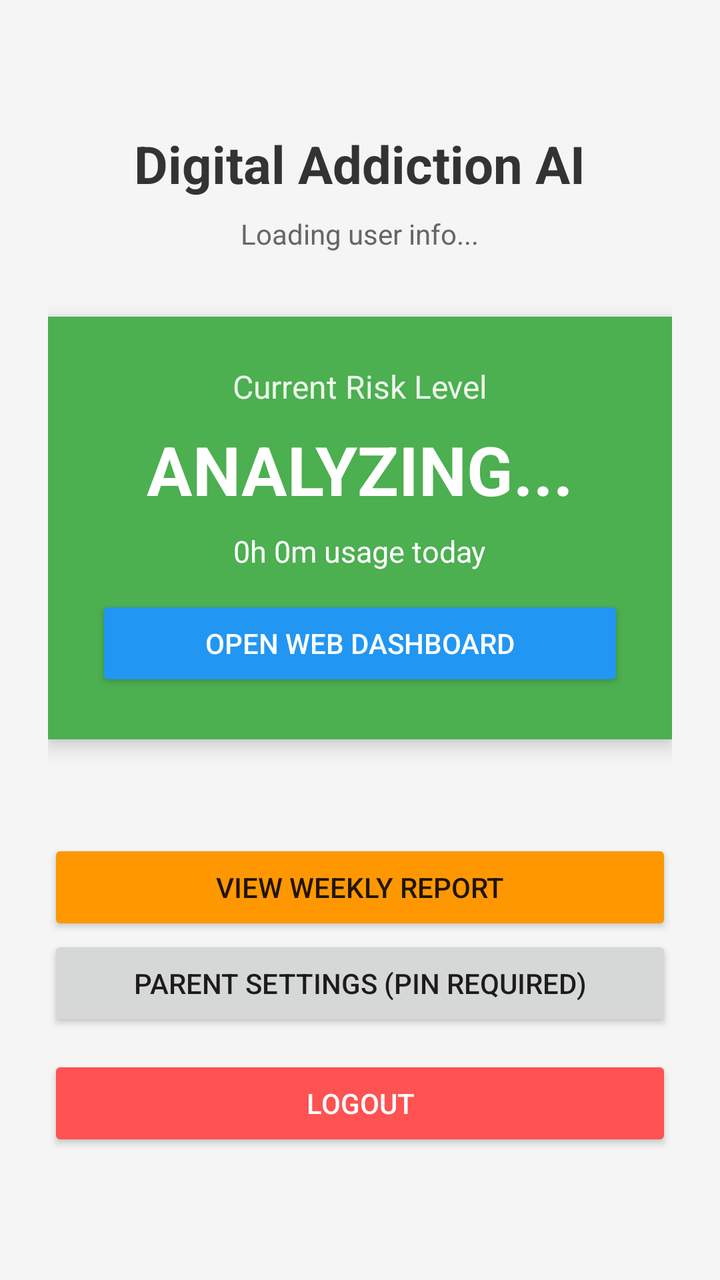
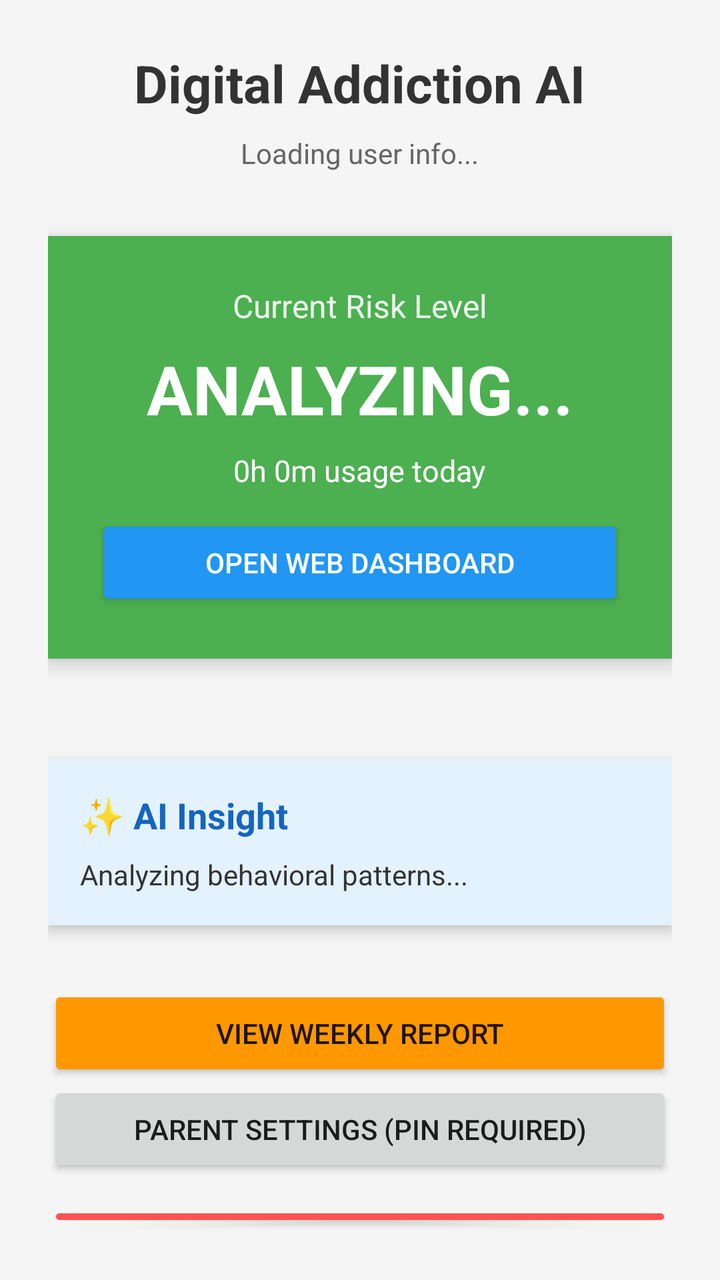

Two renders of the same Android screen: before a commit and after it. Below are the layout's source before the change and the commit's diff.
<!-- AndroidManifest.xml: application theme Theme.AppCompat.Light.NoActionBar -->
<!-- res/layout/activity_main.xml -->
<?xml version="1.0" encoding="utf-8"?>
<LinearLayout xmlns:android="http://schemas.android.com/apk/res/android"
    android:orientation="vertical"
    android:gravity="center"
    android:layout_width="match_parent"
    android:layout_height="match_parent"
    android:padding="24dp"
    android:background="#F5F5F5">

    
    <TextView
        android:text="Digital Addiction AI"
        android:textSize="26sp"
        android:textStyle="bold"
        android:textColor="#333333"
        android:layout_marginBottom="8dp"
        android:layout_width="wrap_content"
        android:layout_height="wrap_content"/>

    
    <TextView
        android:id="@+id/tvUserEmail"
        android:text="Loading user info..."
        android:textSize="14sp"
        android:textColor="#666666"
        android:layout_marginBottom="32dp"
        android:layout_width="wrap_content"
        android:layout_height="wrap_content"/>

    
    
    <LinearLayout
        android:id="@+id/layoutRisk"
        android:orientation="vertical"
        android:gravity="center"
        android:background="#4CAF50"
        android:padding="24dp"
        android:elevation="6dp"
        android:layout_width="match_parent"
        android:layout_height="wrap_content"
        android:layout_marginBottom="40dp">

        <TextView
            android:text="Current Risk Level"
            android:textColor="#FFFFFF"
            android:textSize="16sp"
            android:alpha="0.9"
            android:layout_width="wrap_content"
            android:layout_height="wrap_content"/>

        <TextView
            android:id="@+id/tvRiskLevel"
            android:text="ANALYZING..."
            android:textColor="#FFFFFF"
            android:textSize="34sp"
            android:textStyle="bold"
            android:layout_marginTop="8dp"
            android:layout_marginBottom="8dp"
            android:layout_width="wrap_content"
            android:layout_height="wrap_content"/>

        <TextView
            android:id="@+id/tvTotalTime"
            android:text="0h 0m usage today"
            android:textColor="#FFFFFF"
            android:textSize="15sp"
            android:layout_width="wrap_content"
            android:layout_height="wrap_content"/>
        
        <Button
            android:id="@+id/btnWebDashboard"
            android:text="Open Web Dashboard"
            android:backgroundTint="#2196F3"
            android:textColor="#FFFFFF"
            android:layout_marginTop="12dp"
            android:layout_width="match_parent"
            android:layout_height="wrap_content"/>
    </LinearLayout>

    
    <Button
        android:id="@+id/btnWeeklyReport"
        android:text="View Weekly Report"
        android:backgroundTint="#FF9800"
        android:layout_marginTop="10dp"
        android:layout_width="match_parent"
        android:layout_height="wrap_content"/>
    <Button
        android:id="@+id/btnParentSettings"
        android:text="Parent Settings (PIN Required)"
        android:padding="12dp"
        android:layout_width="match_parent"
        android:layout_height="wrap_content"
        android:layout_marginBottom="12dp"/>

    
    <Button
        android:id="@+id/btnLogout"
        android:text="Logout"
        android:backgroundTint="#FF5252"
        android:textColor="#FFFFFF"
        android:layout_width="match_parent"
        android:layout_height="wrap_content"/>

</LinearLayout>
<!-- resources referenced by this layout -->
<resources>

</resources>

<!-- the commit's change to res/layout/activity_main.xml (unified diff, before → after) -->
@@ -78,6 +78,43 @@
     </LinearLayout>
 
     
+    <LinearLayout
+        android:orientation="vertical"
+        android:background="#E3F2FD"
+        android:padding="16dp"
+        android:elevation="4dp"
+        android:layout_marginTop="10dp"
+        android:layout_marginBottom="20dp"
+        android:layout_width="match_parent"
+        android:layout_height="wrap_content">
+
+        <LinearLayout
+            android:orientation="horizontal"
+            android:gravity="center_vertical"
+            android:layout_marginBottom="8dp"
+            android:layout_width="match_parent"
+            android:layout_height="wrap_content">
+
+            <TextView
+                android:text="✨ AI Insight"
+                android:textStyle="bold"
+                android:textColor="#1565C0"
+                android:textSize="18sp"
+                android:layout_width="wrap_content"
+                android:layout_height="wrap_content"/>
+        </LinearLayout>
+
+        <TextView
+            android:id="@+id/tvRecommendation"
+            android:text="Analyzing behavioral patterns..."
+            android:textSize="14sp"
+            android:textColor="#333333"
+            android:lineSpacingExtra="4dp"
+            android:layout_width="match_parent"
+            android:layout_height="wrap_content"/>
+    </LinearLayout>
+
+    
     <Button
         android:id="@+id/btnWeeklyReport"
         android:text="View Weekly Report"
